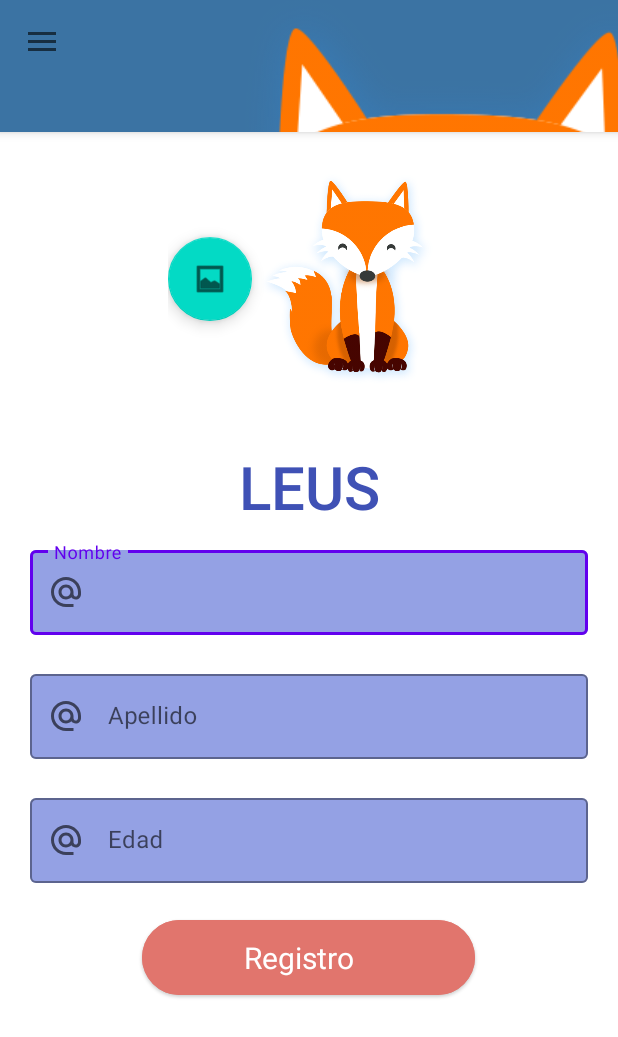
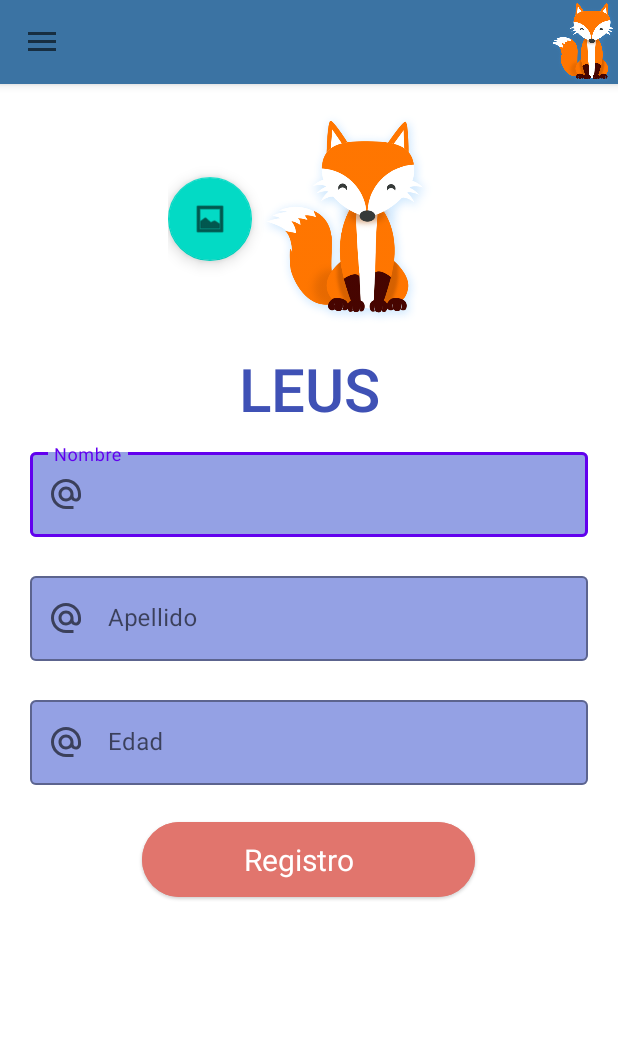
Before and after one commit to TOMMYjona/DispositivosMoviles, an Android app: the MainActivity screen opened directly, with no data from a screen before it, in the side drawer, after a tap on "Creación Usuarios", on a phone screen of 412 x 824 dp. Shown: the top 1037 px of the screen. Run offline under Robolectric (Android 15) with nearby library versions, the phone set to English and light mode, and no system bars; our stand-ins replace Firebase (no records; nobody signed in at launch, a user with empty details on screens opened directly).

Commit message:
Leus_fragments_intent_adapter_Firebase_Storage_Eliminación

```diff
--- a/app/src/main/res/layout/activity_main.xml
+++ b/app/src/main/res/layout/activity_main.xml
@@ -8,18 +8,24 @@
     tools:openDrawer="end"
     tools:context=".presentacion.MainActivity">
 
-    <LinearLayout
+    <ScrollView
+        android:id="@+id/scrollprincipal"
         android:layout_width="match_parent"
-        android:layout_height="match_parent"
-        android:orientation="vertical"
-        android:layout_marginTop="80dp">
+        android:layout_height="wrap_content">
 
-        <androidx.fragment.app.FragmentContainerView
+        <LinearLayout
+            android:layout_width="match_parent"
+            android:layout_height="wrap_content"
+            android:orientation="vertical">
 
-            android:layout_width="match_parent"
-            android:layout_height="650dp"
-            android:id="@+id/fragme_layout"/>
-    </LinearLayout>
+            <androidx.fragment.app.FragmentContainerView
+
+                android:id="@+id/fragme_layout"
+                android:layout_width="match_parent"
+                android:layout_height="675dp"
+                android:layout_marginTop="60dp"/>
+        </LinearLayout>
+    </ScrollView>
 
     <include
         layout="@layout/app_bar_main"
--- a/app/src/main/res/layout/activity_register.xml
+++ b/app/src/main/res/layout/activity_register.xml
@@ -3,28 +3,22 @@
     xmlns:app="http://schemas.android.com/apk/res-auto"
     xmlns:tools="http://schemas.android.com/tools"
     android:layout_width="match_parent"
-    android:layout_height="match_parent"
-    android:layout_gravity="center_horizontal|center_vertical"
+    android:layout_height="wrap_content"
     android:orientation="vertical"
     app:layout_anchorGravity="center|center_horizontal">
 
-    <ScrollView
-        android:layout_width="match_parent"
-        android:layout_height="wrap_content">
 
     <LinearLayout
         android:layout_width="match_parent"
-            android:layout_height="wrap_content"
-            android:layout_gravity="center_horizontal"
+        android:layout_height="566dp"
         android:layout_marginLeft="20dp"
-            android:layout_marginTop="10dp"
         android:layout_marginRight="20dp"
 
         android:orientation="vertical">
 
         <LinearLayout
             android:layout_width="188dp"
-                android:layout_height="192dp"
+            android:layout_height="172dp"
             android:layout_gravity="center"
             android:orientation="horizontal">
 
@@ -44,10 +38,6 @@
                 android:layout_gravity="center|clip_vertical|center_horizontal"
                 app:srcCompat="@mipmap/fox" />
         </LinearLayout>
-
-            <Space
-                android:layout_width="match_parent"
-                android:layout_height="15dp" />
 
         <TextView
             android:id="@+id/textView"
@@ -139,5 +129,5 @@
             android:textColor="@color/white"
             android:textSize="20dp" />
     </LinearLayout>
-    </ScrollView>
+
 </LinearLayout>
--- a/app/src/main/res/layout/app_bar_main.xml
+++ b/app/src/main/res/layout/app_bar_main.xml
@@ -8,7 +8,7 @@
 
     <com.google.android.material.appbar.AppBarLayout
         android:layout_width="match_parent"
-        android:layout_height="88dp"
+        android:layout_height="56dp"
         android:background="#3B73A3"
         android:fitsSystemWindows="true"
         android:visibility="visible">
@@ -23,11 +23,11 @@
            >
 
             <ImageView
-                android:layout_width="wrap_content"
-                android:layout_height="match_parent"
+                android:layout_width="match_parent"
+                android:layout_height="56dp"
                 android:contentDescription="@string/content_description_media"
                 android:fitsSystemWindows="true"
-                android:scaleType="matrix"
+                android:scaleType="fitEnd"
                 android:src="@mipmap/fox" />
 
             <com.google.android.material.appbar.MaterialToolbar
--- a/app/src/main/res/values/strings.xml
+++ b/app/src/main/res/values/strings.xml
@@ -28,6 +28,7 @@
     <string name="menu_slideshow">Slideshow</string>
     <string name="content_description_media">media</string>
     <string name="Sign_out">Sing out</string>
+    <string name="button_bar">button_bar</string>
 
 
 </resources>
```
Also changed, not shown: app/src/main/java/com/example/calendariol/controladores/adapters/NewsAdapterRegister.kt (+16 -1 lines), app/src/main/java/com/example/calendariol/presentacion/RegisterlistPets.kt (+15 -4 lines), app/src/main/res/layout/activity_inicio.xml (+50 -53 lines), app/src/main/res/layout/fragment_registerlist_pets.xml (+11 -0 lines), app/src/main/res/layout/item_pets_register.xml (+39 -54 lines). Lines whose indentation alone changed are shown as unchanged.
